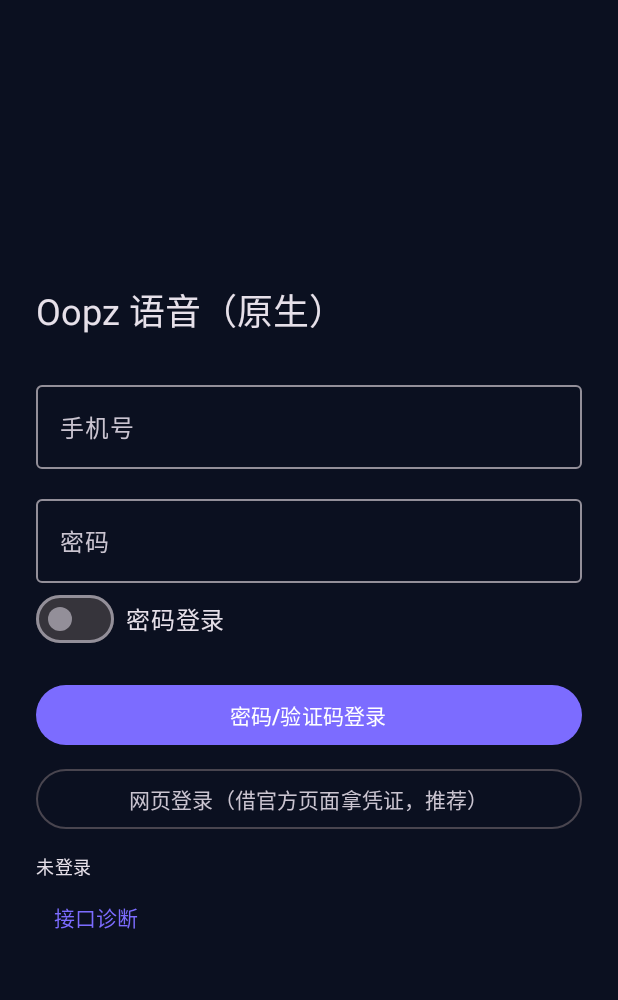
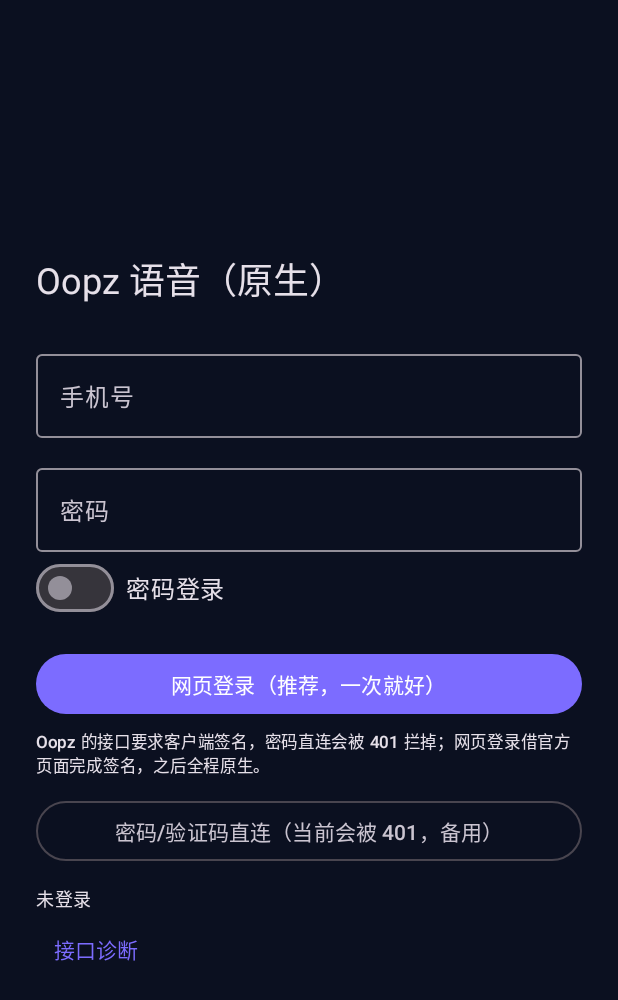
Before and after one commit to HosisoraLing/xining-voice, an Android app built with Jetpack Compose: the screen it shows after launch (MainActivity), on a phone screen of 412 x 824 dp. Shown: the top 1000 px of the screen. Run offline under Robolectric (Android 15) with nearby library versions, the phone set to English and light mode, and no system bars; libraries missing offline, so code that uses them is left out: com.tencent.trtc; pictures from the network do not load; 2 statements that could not run were skipped.

Commit message:
0.16.1: web login as primary action, human-readable 401/428 hints

```diff
--- a/app/build.gradle.kts
+++ b/app/build.gradle.kts
@@ -11,8 +11,8 @@ android {
         applicationId = "com.hosira.oopznative"
         minSdk = 26
         targetSdk = 35
-        versionCode = 17
-        versionName = "0.16.0"
+        versionCode = 18
+        versionName = "0.16.1"
         ndk { abiFilters += listOf("arm64-v8a") }
     }
 
--- a/app/src/main/java/com/hosira/oopznative/MainActivity.kt
+++ b/app/src/main/java/com/hosira/oopznative/MainActivity.kt
@@ -103,7 +103,12 @@ fun AppRoot() {
                                 status = "已登录：${it.name.ifBlank { it.uid }}"
                                 screen = Screen.Areas
                             }
-                            .onFailure { status = "登录失败：${it.message}" }
+                            .onFailure {
+                                val msg = it.message.orEmpty()
+                                status = if (msg.contains("401") || msg.contains("签名"))
+                                    "密码登录不可用（Oopz 要签名）→ 请点上面的「网页登录」"
+                                else "登录失败：$msg"
+                            }
                     }
                 }
             )
@@ -185,12 +190,17 @@ fun LoginScreen(
             Text(if (sms) "验证码登录（需先在官方客户端获取验证码）" else "密码登录")
         }
         Spacer(Modifier.height(16.dp))
-        Button(onClick = { onLogin(phone.trim(), code, sms) }, modifier = Modifier.fillMaxWidth()) {
-            Text("密码/验证码登录")
+        Button(onClick = onWebLogin, modifier = Modifier.fillMaxWidth()) {
+            Text("网页登录（推荐，一次就好）")
         }
-        Spacer(Modifier.height(8.dp))
-        OutlinedButton(onClick = onWebLogin, modifier = Modifier.fillMaxWidth()) {
-            Text("网页登录（借官方页面拿凭证，推荐）")
+        Spacer(Modifier.height(6.dp))
+        Text(
+            "Oopz 的接口要求客户端签名，密码直连会被 401 拦掉；网页登录借官方页面完成签名，之后全程原生。",
+            style = MaterialTheme.typography.labelSmall
+        )
+        Spacer(Modifier.height(12.dp))
+        OutlinedButton(onClick = { onLogin(phone.trim(), code, sms) }, modifier = Modifier.fillMaxWidth()) {
+            Text("密码/验证码直连（当前会被 401，备用）")
         }
         Spacer(Modifier.height(12.dp))
         Text(status, style = MaterialTheme.typography.bodySmall)
--- a/app/src/main/java/com/hosira/oopznative/OopzApi.kt
+++ b/app/src/main/java/com/hosira/oopznative/OopzApi.kt
@@ -79,6 +79,8 @@ object OopzApi {
             val root = runCatching { JSONObject(text) }.getOrElse {
                 throw IllegalStateException("登录响应解析失败：${text.take(120)}")
             }
+            if (code == 401) throw IllegalStateException("接口返回 401：Oopz 要求客户端签名，请改用「网页登录」")
+            if (code == 428) throw IllegalStateException("接口返回 428：被风控拦了，稍后再试或改用「网页登录」")
             if (!root.optBoolean("status") || root.optString("code") != "200") {
                 throw IllegalStateException(root.optString("message").ifBlank { "登录失败（${root.optString("code")}）" })
             }
```
